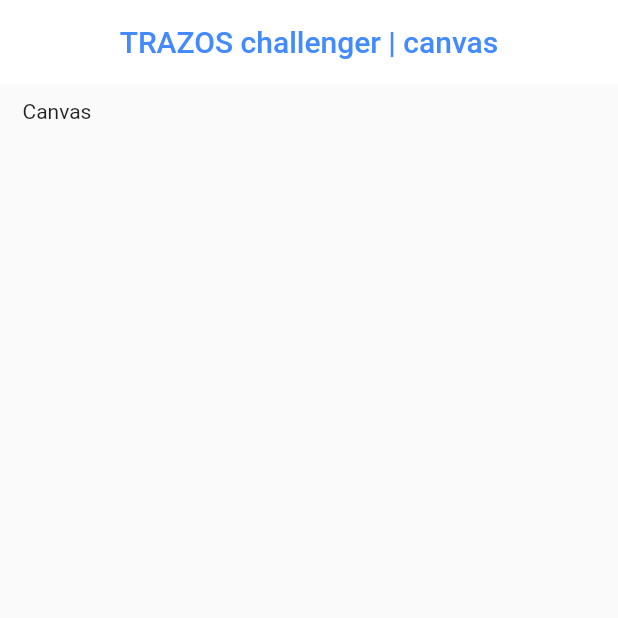
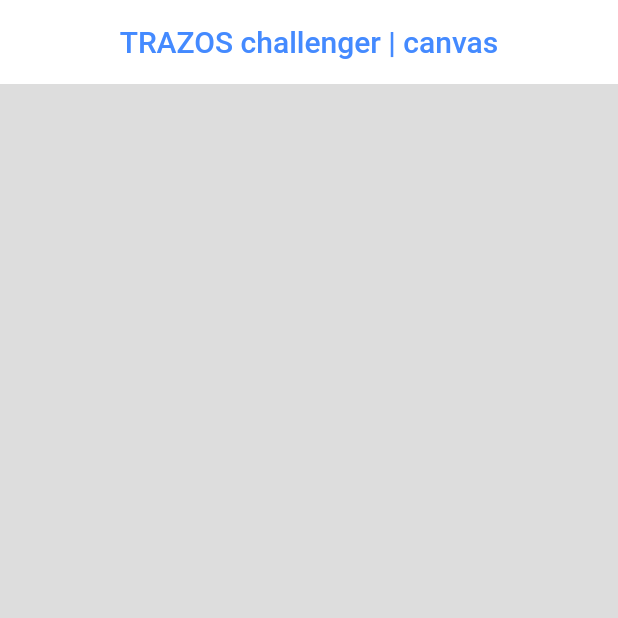
Before and after one commit to antonbag/trazoschallenge, a Flutter app: the CanvasPage screen opened directly, on a phone screen of 412 x 824 dp, the top half of it. Run offline on Flutter 3.47's test engine with Material 2 defaults, Android fonts, the light colour scheme and no system bars.

Commit message:
canvas array

```diff
--- a/lib/pages/CanvasPage.dart
+++ b/lib/pages/CanvasPage.dart
@@ -1,32 +1,122 @@
 import 'package:flutter/material.dart';
 
-class CanvasPage extends StatelessWidget {
+AppBar canvasAppBar = AppBar(
+  backgroundColor: Color(0xFFffffff),
+  centerTitle: true,
+  title: Text("TRAZOS challenger | canvas",
+      style: TextStyle(color: Colors.blueAccent)),
+  elevation: 0,
+  actions: [],
+);
 
+/// ******** STATEFUL
+
+class CanvasPage extends StatefulWidget {
   //const CanvasPage({Key key}) : super(key: key);
+  @override
+  _CanvasPageState createState() => _CanvasPageState();
+}
+
+class _CanvasPageState extends State<CanvasPage> {
+  double xPos = 0.0;
+  double yPos = 0.0;
+  final _width = 100.0;
+  final _height = 100.0;
+
+  bool _dragging = false;
+
+  List<List<double>> coords = [];
+
+
+
+  /// Inside rect?
+  ///
+
+  /*bool _indiesRect(double x, double y) =>
+    x >= xPos && x <= xPos + _width && y >= yPos && y <= yPos + _height;
+*/
+  bool _indiesRect(double x, double y) {
+    if (x >= xPos && x <= xPos + _width && y >= yPos && y <= yPos + _height) {
+      return true;
+    } else {
+      return false;
+    }
+  }
 
   @override
   Widget build(BuildContext context) {
     return Scaffold(
-      appBar: AppBar(
-        backgroundColor: Color(0xFFffffff),
-        centerTitle: true,
-        title: Text("TRAZOS challenger | canvas",
-            style: TextStyle(color: Colors.blueAccent)),
-        elevation: 0,
-        actions: [],
-      ),
-      body: Container(
-        child: Column(
-          children: [
+        appBar: canvasAppBar,
+        /*body: Container(
+        width: MediaQuery.of(context).size.width,
+        height: MediaQuery.of(context).size.height,
+        child: CustomPaint(painter: PintadorPral()),
+      ),*/
+        body: GestureDetector(
+          /// **PAN START
+          onPanStart: (details) {
+            /*  print(_indiesRect(
+                details.globalPosition.dx, details.globalPosition.dy)); */
 
-            Container(
-                padding: EdgeInsets.only(left: 15, top: 10),
-                child: Text("Canvas")
-            ),
+            _dragging = _indiesRect(
+                details.globalPosition.dx, details.globalPosition.dy);
+            _dragging = true;
+          },
 
-          ],
-        ),
-      ),
-    );
+          /// **PAN END
+          onPanEnd: (details) {
+            _dragging = false;
+            print(coords);
+          },
+          onTap: () {
+            print(_dragging);
+          },
+          onPanUpdate: (details) {
+
+            List<double> coor = [details.localPosition.dx, details.localPosition.dy];
+
+
+            if (_dragging) {
+
+              //no se todavia muy bien el setState
+              //setState(() {
+              xPos += details.delta.dx;
+              yPos += details.delta.dy;
+
+              coords.add(coor);
+              print(details.localPosition.dx);
+              //});
+            }
+          },
+          child: Container(
+              color: Color(0xffdddddd),
+              alignment: Alignment.center,
+              child: CustomPaint()
+          ),
+        ));
   }
 }
+
+class PintadorPral extends CustomPainter {
+  @override
+  void paint(Canvas canvas, Size size) {
+    var paint1 = Paint()
+      ..color = Color(0xff123456)
+      ..style = PaintingStyle.fill
+      ..strokeWidth = 10;
+
+    //canvas.drawCircle(Offset(100, 100), 10, paint1);
+    canvas.drawArc(
+        Rect.fromCenter(center: Offset(100, 10), width: 100, height: 100),
+        100,
+        10,
+        false,
+        paint1);
+  }
+
+  @override
+  bool shouldRepaint(covariant CustomPainter oldDelegate) {
+    // TODO: implement shouldRepaint
+    throw UnimplementedError();
+  }
+}
--- a/lib/routes/routes.dart
+++ b/lib/routes/routes.dart
@@ -8,8 +8,8 @@ Map<String, WidgetBuilder> getApplicationsRoutes() {
 
 
   return <String, WidgetBuilder>{
-    '/': (BuildContext context) => HomePage(),
-    'canvas': (BuildContext context) => CanvasPage(),
+    'home': (BuildContext context) => HomePage(),
+    '/': (BuildContext context) => CanvasPage(),
     'gyro': (BuildContext context) => GyroPage(),
   };
 
```
Also changed, not shown: lib/models/stroke.dart (added, +9 -0 lines), lib/pages/HomePage.dart (+6 -2 lines).
